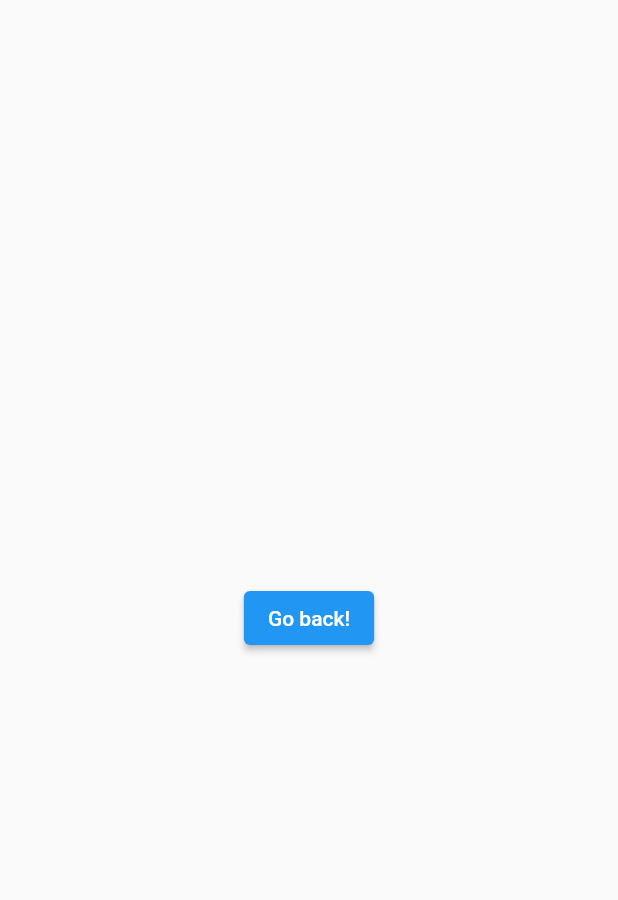
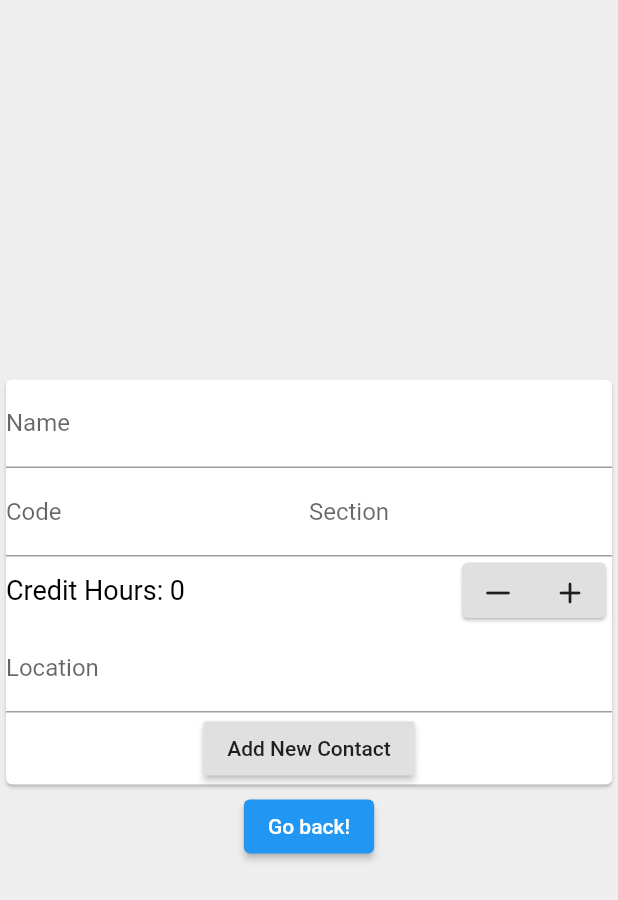
Before and after one commit to ExoticWifi/Course-Keep-Android, a Flutter app: the screen it shows after launch, after a tap on the "add" icon, on a phone screen of 412 x 824 dp. Shown: the top 900 px of the screen. Run offline on Flutter 3.47's test engine with Material 2 defaults, Android fonts, the phone set to English and light mode, and no system bars; our stand-ins replace hive, hive_flutter; accounts and stored records are empty; generated files the repository leaves out were written again.

Commit message:
Started the addClass Screen
Not finished yet

```diff
--- a/course_keep/lib/AddClassScreen.dart
+++ b/course_keep/lib/AddClassScreen.dart
@@ -1,15 +1,26 @@
 import 'package:flutter/material.dart';
+
+import 'NewCourseForm.dart';
 
 class AddClassScreen extends StatelessWidget {
   @override
   Widget build(BuildContext context) {
     return Scaffold(
+      backgroundColor: Colors.grey[200],
       body: Center(
-        child: ElevatedButton(
-          child: Text('Go back!'),
-          onPressed: () {
-            Navigator.pop(context);
-          },
+        child: Column(
+          mainAxisAlignment: MainAxisAlignment.center,
+          children: [
+            Card(
+              child: newCourseForm(),
+            ),
+            ElevatedButton(
+              child: Text('Go back!'),
+              onPressed: () {
+                Navigator.pop(context);
+              },
+            ),
+          ],
         ),
       ),
     );
--- a/course_keep/lib/NewCourseForm.dart
+++ b/course_keep/lib/NewCourseForm.dart
@@ -14,6 +14,8 @@ class _NewContactFormState extends State<newCourseForm> {
   String _name;
   String _location;
   String _code;
+  String _section;
+  int _hours = 0;
 
   void addContact(Course course) {
     final contactsBox = Hive.box('courses');
@@ -25,37 +27,98 @@ class _NewContactFormState extends State<newCourseForm> {
     return Form(
       key: _formKey,
       child: Column(
+        mainAxisSize: MainAxisSize.min,
         children: <Widget>[
-          Row(
-            children: <Widget>[
-              Expanded(
-                child: TextFormField(
+          //Name field
+          Flex(direction: Axis.vertical, children: [
+            TextFormField(
               decoration: InputDecoration(labelText: 'Name'),
               onSaved: (value) => _name = value,
             ),
-              ),
-              SizedBox(width: 10),
-              Expanded(
-                child: TextFormField(
-                  decoration: InputDecoration(labelText: 'Location'),
-                  onSaved: (value) => _location = value,
-                ),
-              ),
-              SizedBox(width: 10),
+          ]),
+          //Location and code field
+          Flex(
+            direction: Axis.vertical,
+            children: [
+              Row(
+                children: [
                   Expanded(
                     child: TextFormField(
                       decoration: InputDecoration(labelText: 'Code'),
                       onSaved: (value) => _code = value,
                     ),
                   ),
+                  Expanded(
+                    child: TextFormField(
+                      decoration: InputDecoration(labelText: 'Section'),
+                      onSaved: (value) => _section = value,
+                    ),
+                  ),
                 ],
               ),
+            ],
+          ),
+          //Hours field
+          Flex(
+            direction: Axis.vertical,
+            children: [
+              Row(
+                mainAxisAlignment: MainAxisAlignment.spaceBetween,
+                children: [
+                  Text(
+                    "Credit Hours: $_hours",
+                    style: TextStyle(
+                      fontSize: 18,
+                      color: Colors.black,
+                    ),
+                    textAlign: TextAlign.center,
+                  ),
+                  SizedBox(
+                    height: 45,
+                    child: Card(
+                      color: Colors.grey[300],
+                      child: Row(
+                        children: [
+                          IconButton(
+                            icon: Icon(Icons.horizontal_rule_rounded),
+                            onPressed: () {
+                              if (_hours > 0) {
+                                setState(() {
+                                  _hours -= 1;
+                                });
+                              }
+                            },
+                          ),
+                          IconButton(
+                            icon: Icon(Icons.add_rounded),
+                            onPressed: () {
+                              setState(() {
+                                _hours += 1;
+                              });
+                            },
+                          )
+                        ],
+                      ),
+                    ),
+                  )
+                ],
+              )
+            ],
+          ),
+          //Location field
+          Flex(direction: Axis.vertical, children: [
+            TextFormField(
+              decoration: InputDecoration(labelText: 'Location'),
+              onSaved: (value) => _location = value,
+            ),
+          ]),
+
           RaisedButton(
             child: Text('Add New Contact'),
             onPressed: () {
               _formKey.currentState.save();
-              final newContact = Course(_name, _location, _code);
-              addContact(newContact);
+              // final newContact = Course(_name, _location, _code,  _section, _hours);
+              // addContact(newContact);
               print("saved");
             },
           ),
--- a/course_keep/lib/classContent.dart
+++ b/course_keep/lib/classContent.dart
@@ -30,7 +30,6 @@ class classContent extends StatelessWidget {
               ),
             ),
             Expanded(child: _buildListView()),
-            newCourseForm(),
           ],
         ));
   }
```
Lines whose indentation alone changed are shown as unchanged.
